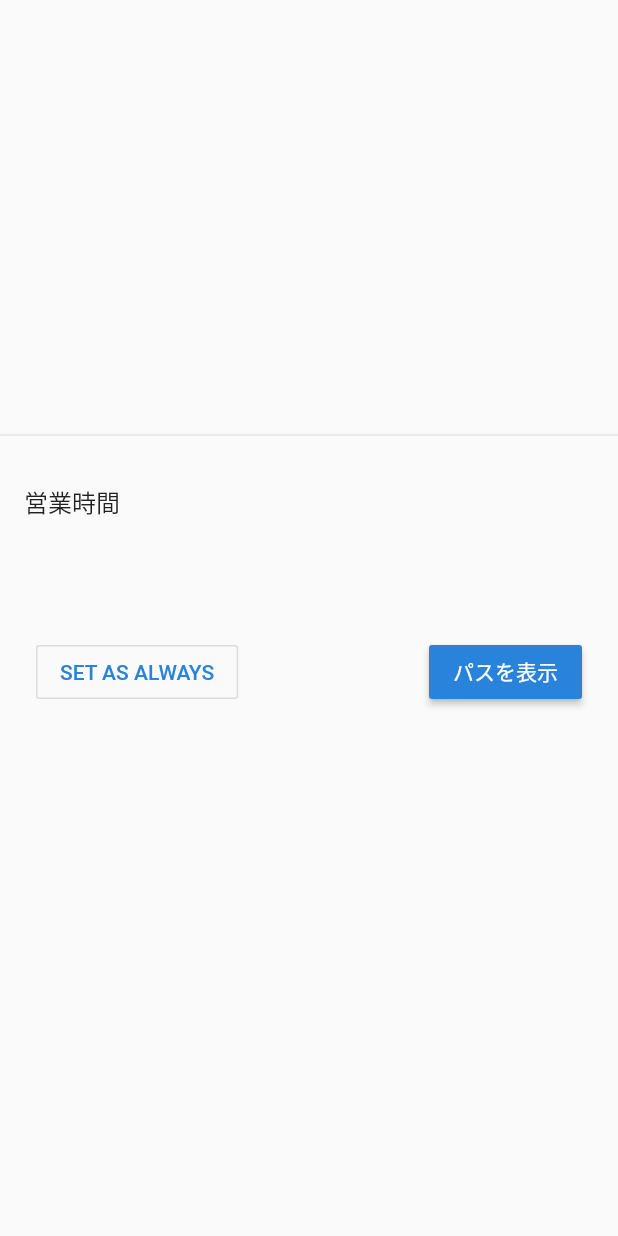
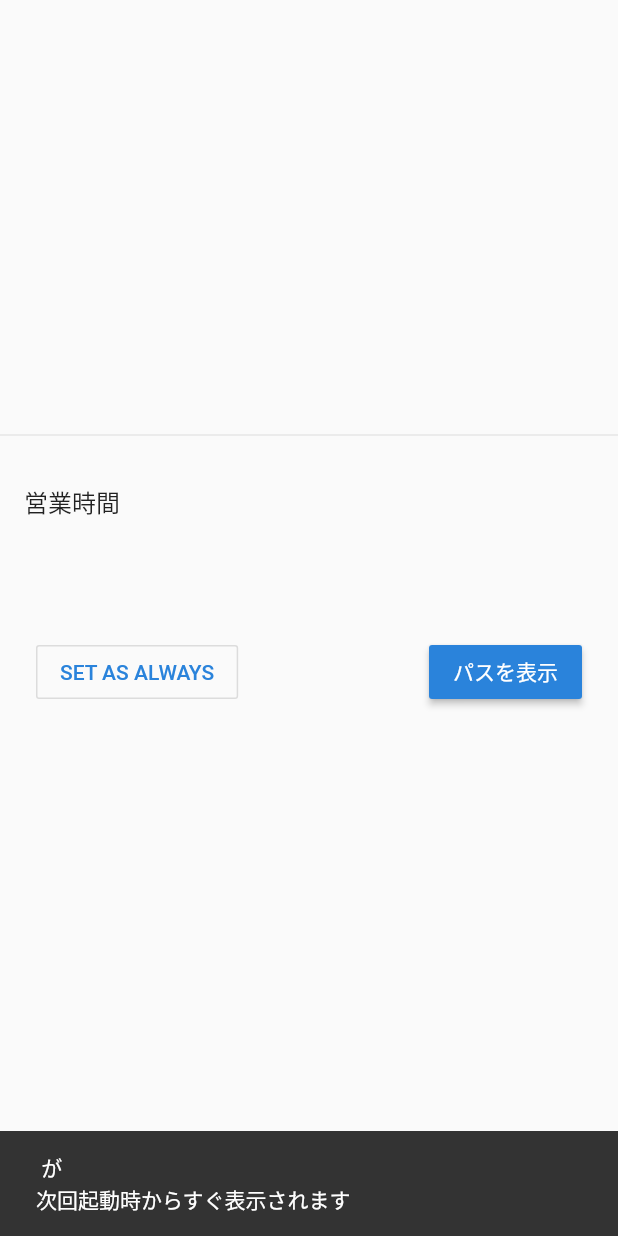
Before and after one commit to YusukeIwaki/alwaysDRINK_MyLauncher_flutter, a Flutter app: the ShopDetail widget shown alone on an empty page, opened directly with empty values, after a tap on "SET AS ALWAYS", on a phone screen of 412 x 824 dp. Run offline on Flutter 3.47's test engine with Material 2 defaults, Android fonts, the phone set to English and light mode, and no system bars; our stand-ins replace google_maps_flutter, shared_preferences; accounts and stored records are empty; network calls fail.

Commit message:
SET AS ALWAYSを押したときにsnackbar表示する

```diff
--- a/lib/main.dart
+++ b/lib/main.dart
@@ -24,7 +24,9 @@ class AlwaysDrinkApp extends StatelessWidget {
         primarySwatch: alwaysDrinkColor,
         accentColor: alwaysDrinkAccentColor,
       ),
-      home: ShopListPage(),
+      home: Scaffold(
+        body: ShopListPage(),
+      ),
     );
   }
 }
@@ -125,6 +127,13 @@ class ShopDetail extends StatelessWidget {
                   textColor: alwaysDrinkAccentColor,
                   onPressed: () {
                     _saveAlwaysShopUuid(shop.uuid);
+                    final snackBar = SnackBar(
+                      content: Text('${shop.name} が\n次回起動時からすぐ表示されます'),
+                    );
+
+                    // Find the Scaffold in the widget tree and use
+                    // it to show a SnackBar.
+                    Scaffold.of(context).showSnackBar(snackBar);
                   },
                 ),
                 const Spacer(),
```
